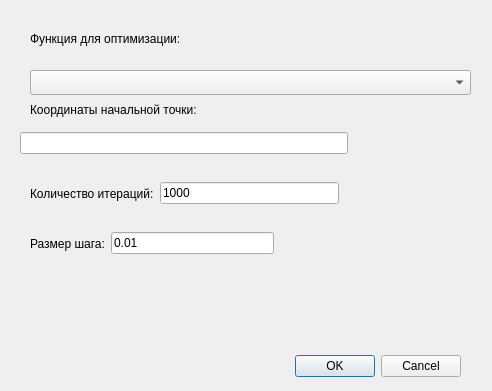
The window that dialogmodel.ui (braubergiag/GDG) describes before a commit, drawn with Qt 5.
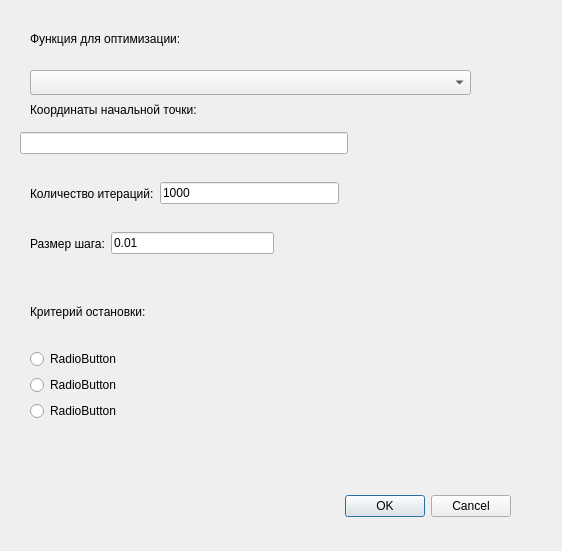
The same window after the commit.

The edit to the form file:
```diff
--- a/dialogmodel.ui
+++ b/dialogmodel.ui
@@ -6,8 +6,8 @@
    <rect>
     <x>0</x>
     <y>0</y>
-    <width>492</width>
-    <height>391</height>
+    <width>562</width>
+    <height>551</height>
    </rect>
   </property>
   <property name="windowTitle">
@@ -16,8 +16,8 @@
   <widget class="QDialogButtonBox" name="buttonBox">
    <property name="geometry">
     <rect>
-     <x>120</x>
-     <y>350</y>
+     <x>170</x>
+     <y>490</y>
      <width>341</width>
      <height>32</height>
     </rect>
@@ -132,6 +132,46 @@
     </item>
    </layout>
   </widget>
+  <widget class="QWidget" name="gridLayoutWidget">
+   <property name="geometry">
+    <rect>
+     <x>30</x>
+     <y>280</y>
+     <width>271</width>
+     <height>141</height>
+    </rect>
+   </property>
+   <layout class="QGridLayout" name="gridLayout">
+    <item row="1" column="0">
+     <widget class="QRadioButton" name="rb_stop_1">
+      <property name="text">
+       <string>RadioButton</string>
+      </property>
+     </widget>
+    </item>
+    <item row="3" column="0">
+     <widget class="QRadioButton" name="rb_stop_3">
+      <property name="text">
+       <string>RadioButton</string>
+      </property>
+     </widget>
+    </item>
+    <item row="2" column="0">
+     <widget class="QRadioButton" name="rb_stop_2">
+      <property name="text">
+       <string>RadioButton</string>
+      </property>
+     </widget>
+    </item>
+    <item row="0" column="0">
+     <widget class="QLabel" name="label_3">
+      <property name="text">
+       <string>Критерий остановки:</string>
+      </property>
+     </widget>
+    </item>
+   </layout>
+  </widget>
  </widget>
  <resources/>
  <connections>
```
